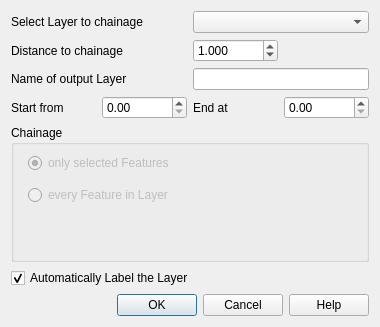
Before: the Qt Designer form qchainage_dialog_widget.ui in mach0/qchainage, drawn with Qt 5.
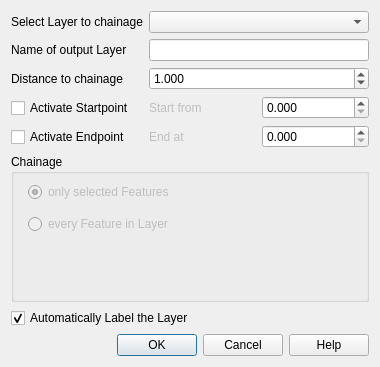
After: the same form once the commit is applied.

The edit to the form file:
```diff
--- a/qchainage_dialog_widget.ui
+++ b/qchainage_dialog_widget.ui
@@ -7,7 +7,7 @@
     <x>0</x>
     <y>0</y>
     <width>380</width>
-    <height>327</height>
+    <height>367</height>
    </rect>
   </property>
   <property name="minimumSize">
@@ -20,14 +20,126 @@
    <string>Dialog</string>
   </property>
   <layout class="QGridLayout" name="gridLayout">
-   <item row="3" column="3">
-    <widget class="QDoubleSpinBox" name="startpointSpinBox_2">
+   <item row="0" column="0">
+    <widget class="QLabel" name="labelSelectLayer">
+     <property name="text">
+      <string>Select Layer to chainage</string>
+     </property>
+    </widget>
+   </item>
+   <item row="0" column="1">
+    <widget class="QComboBox" name="selectLayerComboBox">
+     <property name="sizePolicy">
+      <sizepolicy hsizetype="MinimumExpanding" vsizetype="Fixed">
+       <horstretch>0</horstretch>
+       <verstretch>0</verstretch>
+      </sizepolicy>
+     </property>
+    </widget>
+   </item>
+   <item row="1" column="0">
+    <widget class="QLabel" name="labelLayerName">
+     <property name="text">
+      <string>Name of output Layer</string>
+     </property>
+    </widget>
+   </item>
+   <item row="1" column="1">
+    <widget class="QLineEdit" name="layerNameLine"/>
+   </item>
+   <item row="2" column="0">
+    <widget class="QLabel" name="labelDistance">
+     <property name="text">
+      <string>Distance to chainage</string>
+     </property>
+    </widget>
+   </item>
+   <item row="2" column="1">
+    <widget class="QDoubleSpinBox" name="distanceSpinBox">
+     <property name="decimals">
+      <number>3</number>
+     </property>
      <property name="maximum">
       <double>9999.989999999999782</double>
      </property>
+     <property name="value">
+      <double>1.000000000000000</double>
+     </property>
     </widget>
    </item>
-   <item row="4" column="0" colspan="4">
+   <item row="3" column="0">
+    <widget class="QCheckBox" name="checkBoxStartEnd">
+     <property name="text">
+      <string>Activate Startpoint</string>
+     </property>
+    </widget>
+   </item>
+   <item row="3" column="1" rowspan="2">
+    <layout class="QVBoxLayout" name="verticalLayout">
+     <item>
+      <layout class="QHBoxLayout" name="horizontalLayout">
+       <item>
+        <widget class="QLabel" name="labelStart">
+         <property name="enabled">
+          <bool>false</bool>
+         </property>
+         <property name="text">
+          <string>Start from </string>
+         </property>
+        </widget>
+       </item>
+       <item>
+        <widget class="QDoubleSpinBox" name="startpointSpinBox">
+         <property name="enabled">
+          <bool>true</bool>
+         </property>
+         <property name="decimals">
+          <number>3</number>
+         </property>
+         <property name="maximum">
+          <double>9999.989999999999782</double>
+         </property>
+        </widget>
+       </item>
+      </layout>
+     </item>
+     <item>
+      <layout class="QHBoxLayout" name="horizontalLayout_2">
+       <item>
+        <widget class="QLabel" name="labelEnd">
+         <property name="enabled">
+          <bool>false</bool>
+         </property>
+         <property name="text">
+          <string>End at</string>
+         </property>
+        </widget>
+       </item>
+       <item>
+        <widget class="QDoubleSpinBox" name="endpointSpinBox">
+         <property name="enabled">
+          <bool>true</bool>
+         </property>
+         <property name="decimals">
+          <number>3</number>
+         </property>
+         <property name="maximum">
+          <double>9999.989999999999782</double>
+         </property>
+        </widget>
+       </item>
+      </layout>
+     </item>
+    </layout>
+   </item>
+   <item row="4" column="0">
+    <widget class="QCheckBox" name="checkBoxStartEnd_2">
+     <property name="text">
+      <string>Activate Endpoint</string>
+     </property>
+    </widget>
+   </item>
+   <item row="5" column="0" colspan="2">
     <widget class="QGroupBox" name="chainageGroupBox">
      <property name="title">
       <string>Chainage</string>
@@ -75,7 +187,7 @@
      </widget>
     </widget>
    </item>
-   <item row="6" column="0" colspan="3">
+   <item row="6" column="0" colspan="2">
     <widget class="QCheckBox" name="autoLabelcheckBox">
      <property name="text">
       <string>Automatically Label the Layer</string>
@@ -85,7 +197,7 @@
      </property>
     </widget>
    </item>
-   <item row="7" column="0" colspan="4">
+   <item row="7" column="0" colspan="2">
     <widget class="QDialogButtonBox" name="buttonBox">
      <property name="orientation">
       <enum>Qt::Horizontal</enum>
@@ -95,74 +207,6 @@
      </property>
     </widget>
    </item>
-   <item row="0" column="2" colspan="2">
-    <widget class="QComboBox" name="selectLayerComboBox">
-     <property name="sizePolicy">
-      <sizepolicy hsizetype="MinimumExpanding" vsizetype="Fixed">
-       <horstretch>0</horstretch>
-       <verstretch>0</verstretch>
-      </sizepolicy>
-     </property>
-    </widget>
-   </item>
-   <item row="1" column="0" colspan="2">
-    <widget class="QLabel" name="labelDistance">
-     <property name="text">
-      <string>Distance to chainage</string>
-     </property>
-    </widget>
-   </item>
-   <item row="1" column="2">
-    <widget class="QDoubleSpinBox" name="distanceSpinBox">
-     <property name="decimals">
-      <number>3</number>
-     </property>
-     <property name="maximum">
-      <double>9999.989999999999782</double>
-     </property>
-     <property name="value">
-      <double>1.000000000000000</double>
-     </property>
-    </widget>
-   </item>
-   <item row="2" column="0" colspan="2">
-    <widget class="QLabel" name="labelLayerName">
-     <property name="text">
-      <string>Name of output Layer</string>
-     </property>
-    </widget>
-   </item>
-   <item row="2" column="2" colspan="2">
-    <widget class="QLineEdit" name="layerNameLine"/>
-   </item>
-   <item row="3" column="0">
-    <widget class="QLabel" name="labelStart">
-     <property name="text">
-      <string>Start from </string>
-     </property>
-    </widget>
-   </item>
-   <item row="3" column="1">
-    <widget class="QDoubleSpinBox" name="startpointSpinBox">
-     <property name="maximum">
-      <double>9999.989999999999782</double>
-     </property>
-    </widget>
-   </item>
-   <item row="3" column="2">
-    <widget class="QLabel" name="labelStart_2">
-     <property name="text">
-      <string>End at</string>
-     </property>
-    </widget>
-   </item>
-   <item row="0" column="0" colspan="2">
-    <widget class="QLabel" name="labelSelectLayer">
-     <property name="text">
-      <string>Select Layer to chainage</string>
-     </property>
-    </widget>
-   </item>
   </layout>
  </widget>
  <resources/>
```
